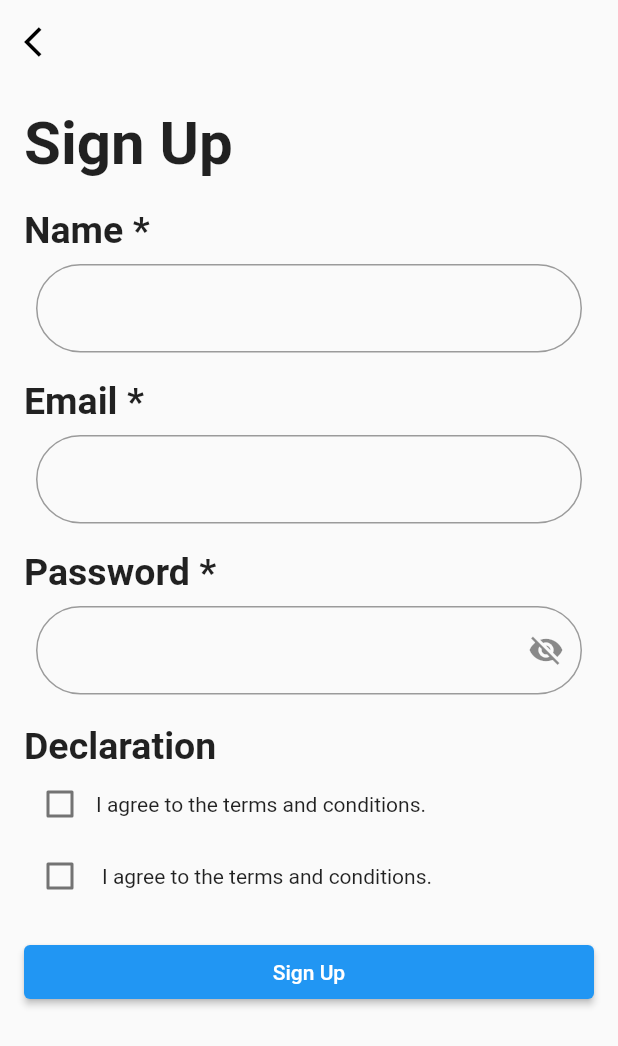
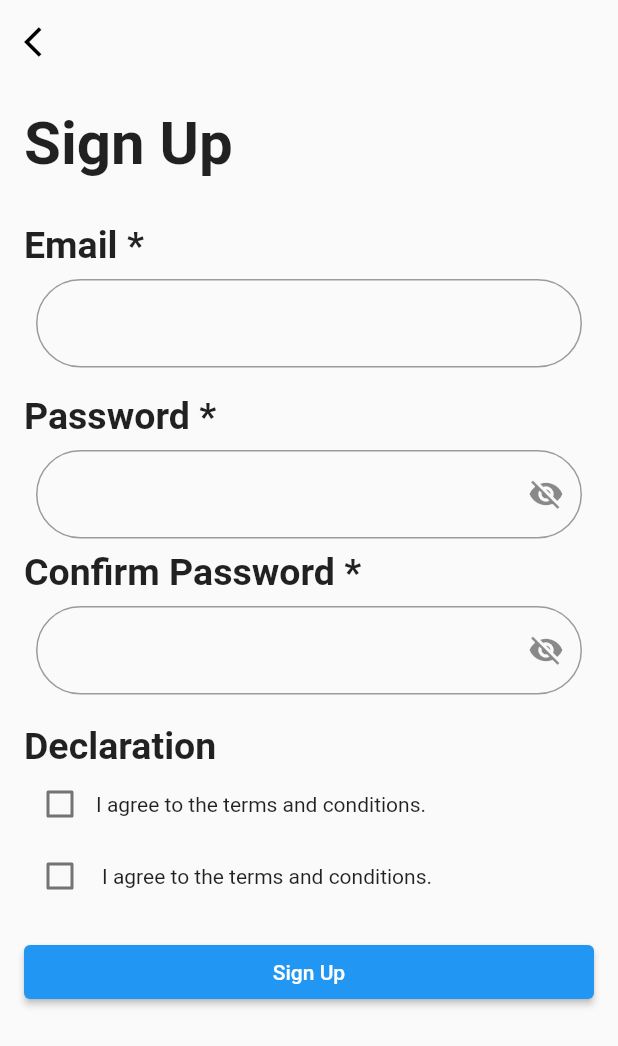
Before and after one commit to jawdonchan/L1_JordanChan_213809_Project, a Flutter app: the SignUpPage screen opened directly, on a phone screen of 412 x 824 dp. Shown: the top 1046 px of the screen. Run offline on Flutter 3.47's test engine with Material 2 defaults, Android fonts, the phone set to English and light mode, and no system bars; our stand-ins replace firebase_auth, firebase_core, fluttertoast; accounts and stored records are empty.

Commit message:
fixing of project
- did login on a new firebase project
- fixing some json file for the api code invalid
- did sign up form and function works
- if want to use a new firebase project, rmb to flutter clean from the old project so the api on the new project can link

```diff
--- a/lib/screen/signup.dart
+++ b/lib/screen/signup.dart
@@ -1,4 +1,6 @@
 import 'package:flutter/material.dart';
+import 'package:firebase_auth/firebase_auth.dart';
+import 'package:proj_layout/screen/login.dart';
 
 class SignUpPage extends StatefulWidget {
   @override
@@ -6,23 +8,65 @@ class SignUpPage extends StatefulWidget {
 }
 
 class _SignUpPageState extends State<SignUpPage> {
-  final TextEditingController _nameController = TextEditingController();
-  final TextEditingController _emailController = TextEditingController();
-  final TextEditingController _passwordController = TextEditingController();
-  bool _isPasswordVisible = false;
-  bool _isDeclarationChecked = false;
-  void signUp() {
-    String name = _nameController.text;
-    String email = _emailController.text;
-    String password = _passwordController.text;
+  final FirebaseAuth _auth = FirebaseAuth.instance;
+  TextEditingController _emailController = TextEditingController();
+  TextEditingController _passwordController = TextEditingController();
+  TextEditingController _confirmPasswordController = TextEditingController();
+  bool _isPasswordVisible = false; // hide password text
+  bool _isDeclarationChecked = false; // for the checkbox
+  void signUp() async {
+    try {
+      String email = _emailController.text;
+      String password = _passwordController.text;
+      String confirmPassword = _confirmPasswordController.text;
 
-    // Perform sign-up logic with the provided email and password
-    // ...
+      if (email.isNotEmpty &&
+          password.isNotEmpty &&
+          confirmPassword.isNotEmpty) {
+        if (password == confirmPassword) {
+          UserCredential userCredential =
+              await _auth.createUserWithEmailAndPassword(
+            email: email,
+            password: password,
+          );
 
-    // Example: Print the email and password for demonstration
-    print('Name: $name');
-    print('Email: $email');
-    print('Password: $password');
+          if (userCredential != null) {
+            // Successfully signed up, navigate to the next page
+            Navigator.pushReplacement(
+              context,
+              MaterialPageRoute(builder: (context) => LoginPage()),
+            );
+          }
+        } else {
+          // Handle password mismatch
+          throw 'Passwords do not match';
+        }
+      } else {
+        // Handle missing input fields
+        throw 'Please enter email and password';
+      }
+    } catch (error) {
+      // Handle signup error
+      print('Error signing up: $error');
+      // Display error message using a dialog or a snackbar
+      showDialog(
+        context: context,
+        builder: (context) {
+          return AlertDialog(
+            title: Text('Sign Up Error'),
+            content: Text(error.toString()),
+            actions: [
+              TextButton(
+                onPressed: () {
+                  Navigator.pop(context);
+                },
+                child: Text('OK'),
+              ),
+            ],
+          );
+        },
+      );
+    }
   }
 
   @override
@@ -59,24 +103,6 @@ class _SignUpPageState extends State<SignUpPage> {
               SizedBox(
                 height: 20,
               ),
-              Align(
-                alignment: Alignment.centerLeft,
-                child: Text(
-                  'Name *',
-                  style: TextStyle(fontSize: 25, fontWeight: FontWeight.w700),
-                ),
-              ),
-              Padding(
-                padding: const EdgeInsets.all(8.0),
-                child: TextField(
-                  controller: _nameController,
-                  decoration: InputDecoration(
-                    // labelText: 'Email',
-                    border: OutlineInputBorder(
-                        borderRadius: BorderRadius.circular(30)),
-                  ),
-                ),
-              ),
               SizedBox(height: 10.0),
               Align(
                 alignment: Alignment.centerLeft,
@@ -87,7 +113,7 @@ class _SignUpPageState extends State<SignUpPage> {
               ),
               Padding(
                 padding: const EdgeInsets.all(8.0),
-                child: TextField(
+                child: TextFormField(
                   controller: _emailController,
                   decoration: InputDecoration(
                     // labelText: 'Email',
@@ -104,35 +130,24 @@ class _SignUpPageState extends State<SignUpPage> {
                   style: TextStyle(fontSize: 25, fontWeight: FontWeight.w700),
                 ),
               ),
-              Padding(
-                padding: const EdgeInsets.all(8.0),
-                child: TextField(
-                  controller: _passwordController,
-                  decoration: InputDecoration(
-                    // labelText: 'Password',
-                    suffixIcon: GestureDetector(
-                      onTap: () {
-                        setState(() {
-                          _isPasswordVisible = !_isPasswordVisible;
-                        });
-                      },
-                      child: Icon(
-                        _isPasswordVisible
-                            ? Icons.visibility
-                            : Icons.visibility_off,
-                      ),
-                    ),
-                    border: OutlineInputBorder(
-                      borderRadius: BorderRadius.circular(30),
-                      borderSide: BorderSide(
-                        color: Colors.blue, // Set the border color
-                        width: 2.0, // Set the border width
-                      ),
-                    ),
-                  ),
-                  obscureText: !_isPasswordVisible,
+              buildPasswordInput(_passwordController, _isPasswordVisible, () {
+                setState(() {
+                  _isPasswordVisible = !_isPasswordVisible;
+                });
+              }),
+              Align(
+                alignment: Alignment.centerLeft,
+                child: Text(
+                  'Confirm Password *',
+                  style: TextStyle(fontSize: 25, fontWeight: FontWeight.w700),
                 ),
               ),
+              buildPasswordInput(_confirmPasswordController, _isPasswordVisible,
+                  () {
+                setState(() {
+                  _isPasswordVisible = !_isPasswordVisible;
+                });
+              }),
               SizedBox(
                 height: 12,
               ),
@@ -181,3 +196,32 @@ class _SignUpPageState extends State<SignUpPage> {
     );
   }
 }
+
+Widget buildPasswordInput(
+  TextEditingController controller,
+  bool isPasswordVisible,
+  Function togglePasswordVisibility,
+) {
+  return Padding(
+    padding: const EdgeInsets.all(8.0),
+    child: TextFormField(
+      controller: controller,
+      decoration: InputDecoration(
+        suffixIcon: GestureDetector(
+          onTap: togglePasswordVisibility,
+          child: Icon(
+            isPasswordVisible ? Icons.visibility : Icons.visibility_off,
+          ),
+        ),
+        border: OutlineInputBorder(
+          borderRadius: BorderRadius.circular(30),
+          borderSide: BorderSide(
+            color: Colors.blue, // Set the border color
+            width: 2.0, // Set the border width
+          ),
+        ),
+      ),
+      obscureText: !isPasswordVisible,
+    ),
+  );
+}
```
Also changed, not shown: lib/screen/profile.dart (+6 -2 lines), 1 other file.
